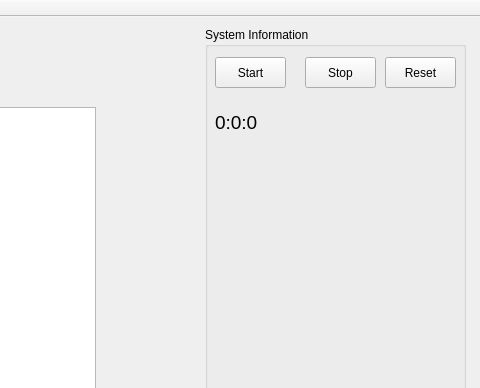
Old version of the form mainwindow.ui in the repository CSE396Group2/UI; both pictures show x 805 to 1285 and y 0 to 388 of the 1285 by 675 pixel window.
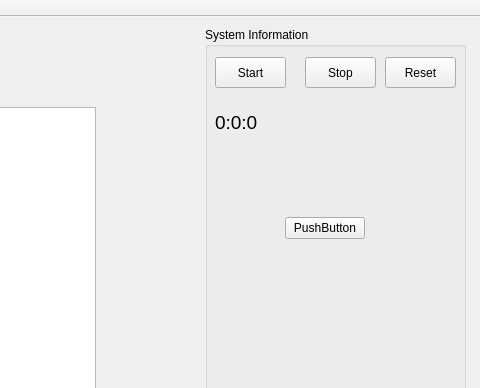
New version of the form.

```diff
--- a/mainwindow.ui
+++ b/mainwindow.ui
@@ -106,6 +106,19 @@
       <string>Reset</string>
      </property>
     </widget>
+    <widget class="QPushButton" name="pushButton">
+     <property name="geometry">
+      <rect>
+       <x>80</x>
+       <y>190</y>
+       <width>80</width>
+       <height>22</height>
+      </rect>
+     </property>
+     <property name="text">
+      <string>PushButton</string>
+     </property>
+    </widget>
    </widget>
    <widget class="QGraphicsView" name="graphicsView">
     <property name="geometry">
```
